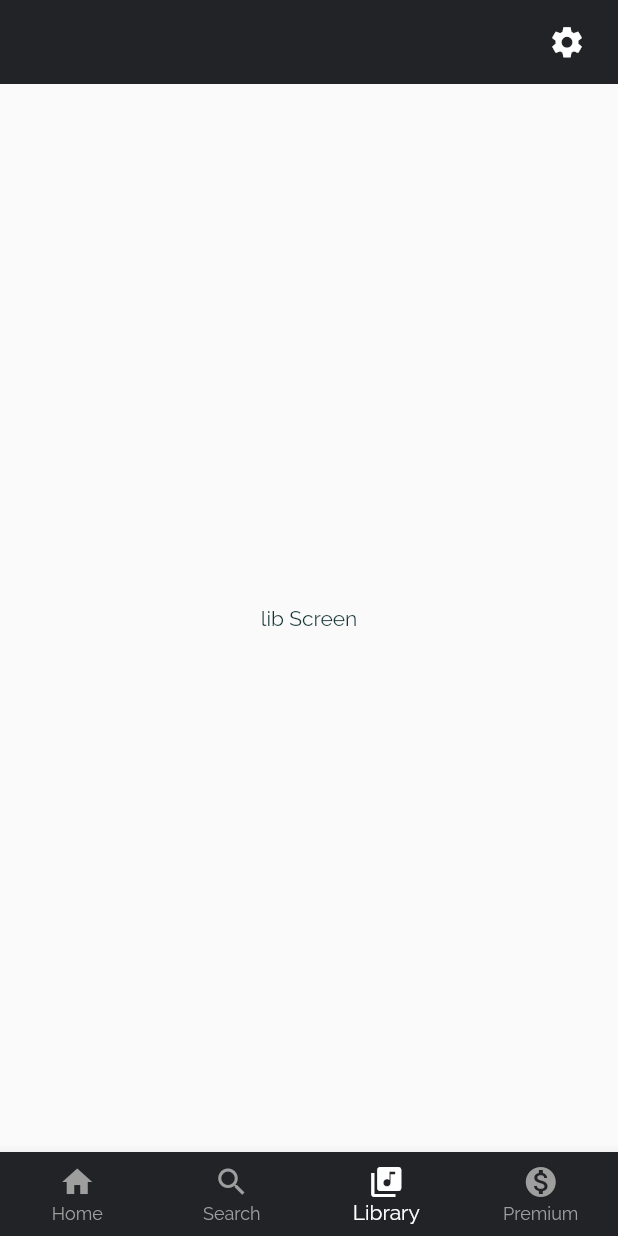
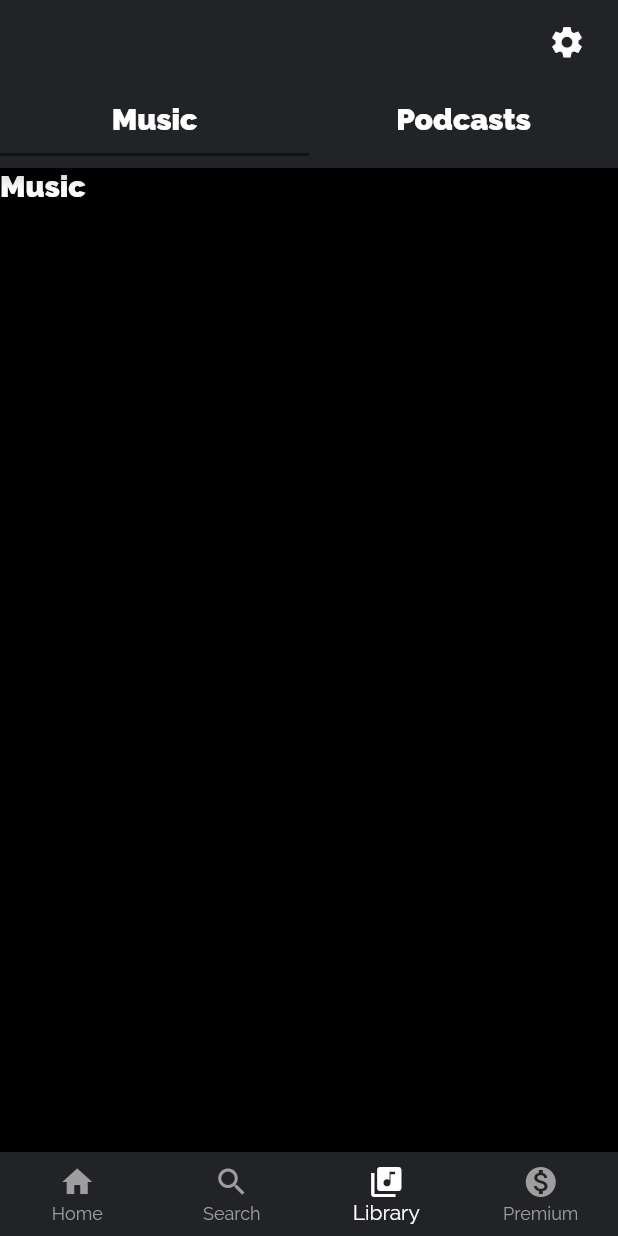
Before and after one commit to nikhilmufc7/Flutter_SpotifyUI, a Flutter app: the screen it shows after launch, item 3 of the bottom bar chosen, on a phone screen of 412 x 824 dp. Run offline on Flutter 3.47's test engine with Material 2 defaults, Android fonts, the phone set to English and light mode, and no system bars.

Commit message:
added tab bar for library and podcasts

```diff
--- a/lib/screens/library.dart
+++ b/lib/screens/library.dart
@@ -1,3 +1,4 @@
+import 'package:flutter/gestures.dart';
 import 'package:flutter/material.dart';
 
 class LibraryTab extends StatefulWidget {
@@ -7,13 +8,71 @@ class LibraryTab extends StatefulWidget {
   _LibraryTabState createState() => _LibraryTabState();
 }
 
-class _LibraryTabState extends State<LibraryTab> {
+class _LibraryTabState extends State<LibraryTab> with SingleTickerProviderStateMixin {
+  TabController _tabController;
+
+  @override
+  void initState() {
+    _tabController = TabController(length: 2, vsync: this);
+    super.initState();
+  }
   @override
   Widget build(BuildContext context) {
-    return Container(
-      child: Center(
-        child: Text("lib Screen"),
+    return Scaffold(
+      backgroundColor: Colors.black,
+      appBar: AppBar(
+        flexibleSpace: SafeArea(
+          child: TabBar(
+            unselectedLabelColor: Colors.grey,
+            dragStartBehavior: DragStartBehavior.start,
+            controller: _tabController,
+            tabs: <Widget>[
+              Tab(
+                child: Text("Music",
+                  style: TextStyle(
+                      color: Colors.white,
+                      fontSize: 20,
+                      fontWeight: FontWeight.w900
+                  ),),
+              ),
+              Tab(
+                child: Text("Podcasts",
+                  style: TextStyle(
+                      color: Colors.white,
+                      fontSize: 20,
+                      fontWeight: FontWeight.w900
+                  ),),
+              ),
+            ],
+          ),
+        ),
       ),
+      body: TabBarView(
+        controller: _tabController,
+        children: <Widget>[
+          Container(
+            child: Text("Music",
+            style: TextStyle(
+              color: Colors.white,
+              fontSize: 20,
+              fontWeight: FontWeight.w900
+            ),),
+          ),
+
+
+          // tab 2
+          Container(
+            child: Text("Podcasts",
+              style: TextStyle(
+                  color: Colors.white,
+                  fontSize: 20,
+                  fontWeight: FontWeight.w900
+              ),),
+          )
+        ],
+
+      ),
+
     );
   }
 }
```
